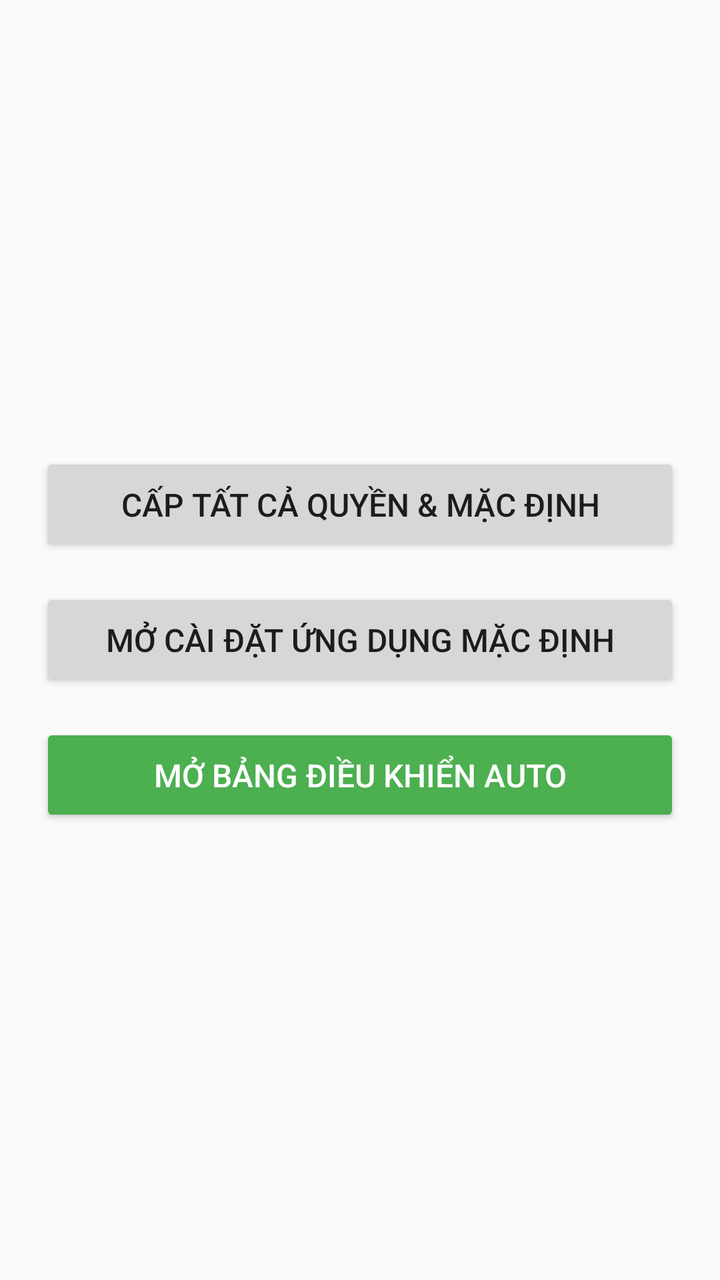
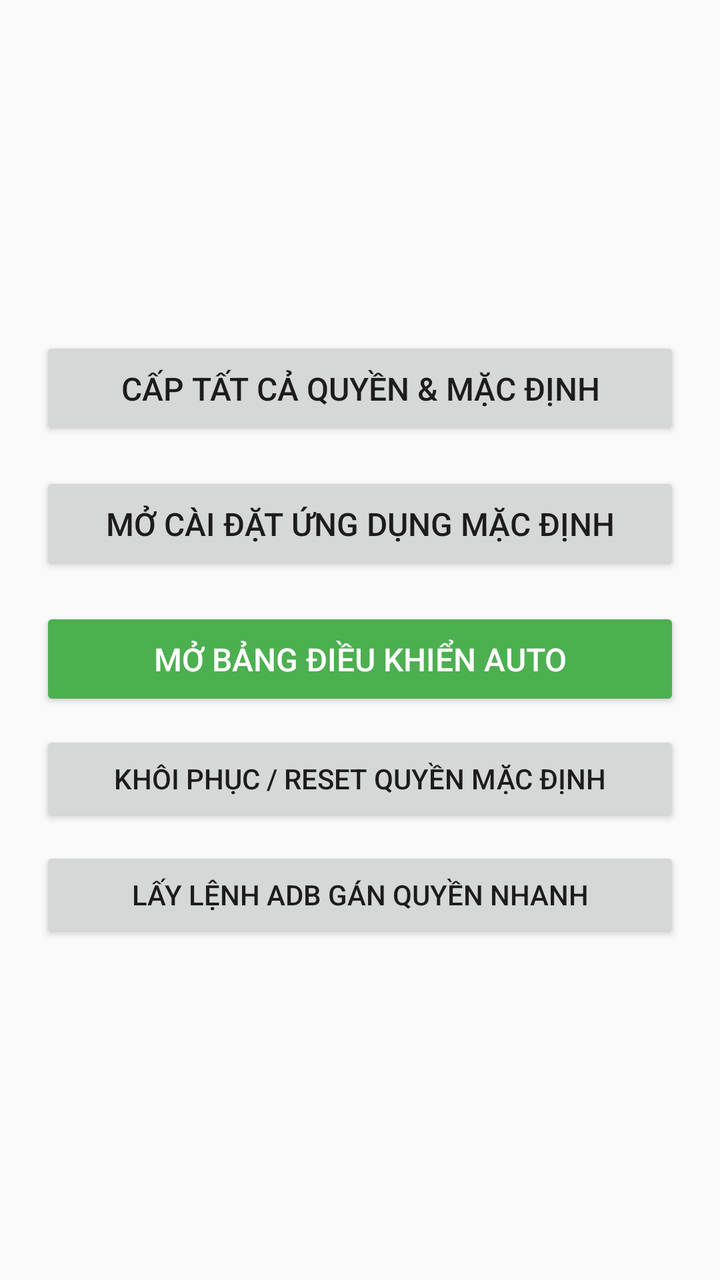

Screens rendered from an Android XML layout before and after an edit, with the pre-edit source and the edit as a unified diff.
<!-- AndroidManifest.xml: application theme Theme.AppCompat.Light.NoActionBar -->
<!-- res/layout/activity_main.xml -->
<LinearLayout xmlns:android="http://schemas.android.com/apk/res/android"
    android:layout_width="match_parent"
    android:layout_height="match_parent"
    android:gravity="center"
    android:orientation="vertical"
    android:padding="20dp">

    <Button
        android:id="@+id/btnGrantPermissions"
        android:layout_width="match_parent"
        android:layout_height="wrap_content"
        android:padding="15dp"
        android:text="Cấp Tất Cả Quyền &amp; Mặc Định"
        android:textSize="16sp" />

    <Button
        android:id="@+id/btnOpenDefaultSettings"
        android:layout_width="match_parent"
        android:layout_height="wrap_content"
        android:layout_marginTop="16dp"
        android:padding="15dp"
        android:text="Mở Cài Đặt Ứng Dụng Mặc Định"
        android:textSize="16sp" />

    
    <Button
        android:id="@+id/btnStartPopup"
        android:layout_width="match_parent"
        android:layout_height="wrap_content"
        android:layout_marginTop="16dp"
        android:backgroundTint="#4CAF50"
        android:padding="15dp"
        android:text="Mở Bảng Điều Khiển Auto"
        android:textColor="#FFFFFF"
        android:textSize="16sp" />

</LinearLayout>
<!-- resources referenced by this layout -->
<resources>

</resources>

<!-- the commit's change to res/layout/activity_main.xml (unified diff, before → after) -->
@@ -34,4 +34,19 @@
         android:textColor="#FFFFFF"
         android:textSize="16sp" />
 
+     
+<Button
+    android:id="@+id/btnResetRole"
+    android:layout_width="match_parent"
+    android:layout_height="wrap_content"
+    android:text="Khôi phục / Reset Quyền Mặc Định"
+    android:layout_marginTop="10dp"/>
+
+
+<Button
+    android:id="@+id/btnShowAdbCommand"
+    android:layout_width="match_parent"
+    android:layout_height="wrap_content"
+    android:text="Lấy lệnh ADB gán quyền nhanh"
+    android:layout_marginTop="10dp"/>
 </LinearLayout>
